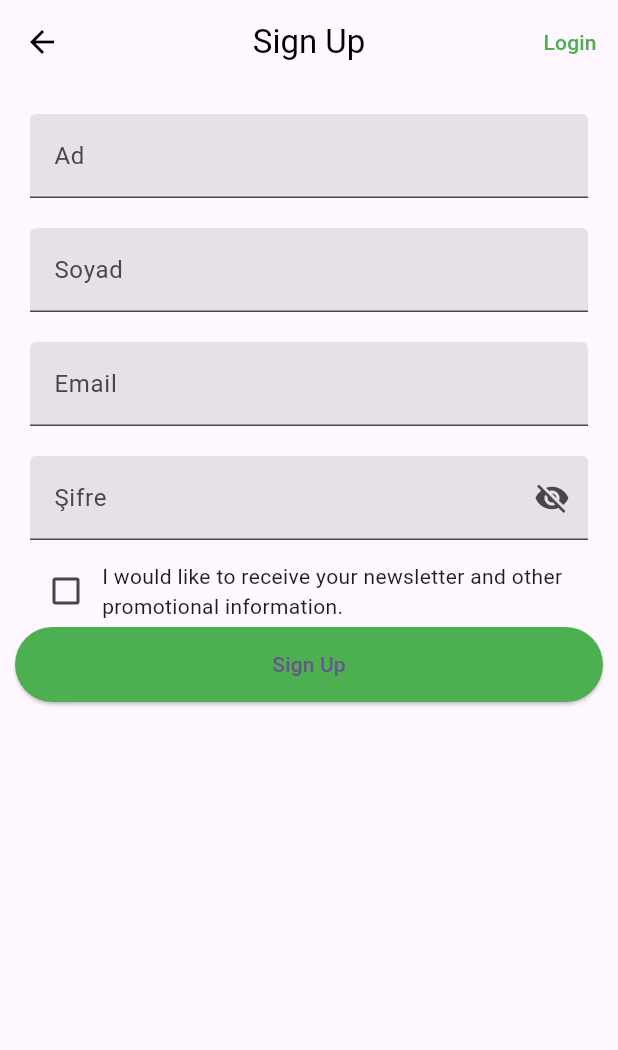
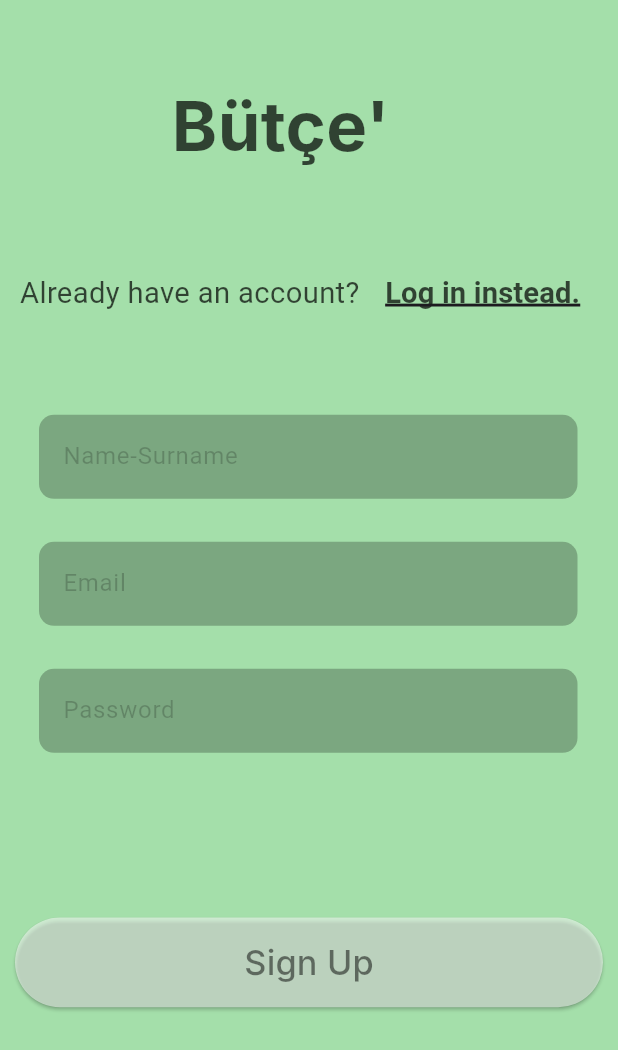
Before and after one commit to Keremovsky/F-34, a Flutter app: the SignUpScreen screen opened directly, on a phone screen of 412 x 824 dp. Shown: the top 1050 px of the screen. Run offline on Flutter 3.47's test engine with Material 2 defaults, Android fonts, the light colour scheme and no system bars; our stand-ins replace firebase_auth, firebase_core, flutter_riverpod, flutter_screenutil, google_sign_in; accounts and stored records are empty; Roboto replaces fonts that are missing (Inria Sans, Inter).

Commit message:
redesigned the sign up screen

```diff
--- a/lib/features/auth/screens/sign_up_screen.dart
+++ b/lib/features/auth/screens/sign_up_screen.dart
@@ -1,4 +1,6 @@
 import 'package:flutter/material.dart';
+import 'package:bootcamp_flutter/themes/palette.dart';
+import 'package:flutter_screenutil/flutter_screenutil.dart';
 
 class SignUpScreen extends StatefulWidget {
   const SignUpScreen({Key? key}) : super(key: key);
@@ -17,130 +19,157 @@ class _SignUpScreen extends State<SignUpScreen> {
   bool passwordVisible = false;
   bool ?value = false;
 
-
   @override
   Widget build(BuildContext context) {
+    ScreenUtil.init(context);
     return Scaffold(
-      appBar: AppBar(
-        backgroundColor: Colors.transparent,
-        bottomOpacity: 0.0,
-        elevation: 0.0,
-        scrolledUnderElevation: 0,
-        leading: IconButton(
-          icon: Icon(Icons.arrow_back, color: Colors.black),
-          onPressed: () => Navigator.of(context).pop(),
+      backgroundColor: Palette.background,
+      appBar: null,
+      body: Padding(
+        padding: const EdgeInsets.all(10),
+        child: SingleChildScrollView(
+          child: Column(
+            mainAxisAlignment: MainAxisAlignment.start,
+            crossAxisAlignment: CrossAxisAlignment.center,
+            children: [
+              SizedBox(
+                height: 35.h,
               ),
-        centerTitle: true,
-        title: const Text(
-            "Sign Up",
-            style: TextStyle(color: Colors.black)),
-        actions: [
+              Center(
+                child: Container(
+                  height:74.h,
+                  width: 160.w,
+                  child: Text(
+                      "Bütçe'm",
+                      style: TextStyle(color: Palette.titleText, fontFamily: 'Inter', fontSize: 40.sp, fontWeight: FontWeight.bold,)
+                  ),
+                ),
+              ),
+              SizedBox(
+                height: 26.h,
+              ),
+              Row(
+                mainAxisAlignment: MainAxisAlignment.center,
+                children: [
+                  Text(
+                      "Already have an account? ",
+                      style: TextStyle(color: Palette.titleText, fontFamily: 'Inria Sans', fontSize: 17.sp)
+                  ),
+
                   TextButton(
-            child: Text('Login', style: TextStyle(color: Colors.green)),
+                    child: Text('Log in instead.', style: TextStyle(color: Palette.titleText, fontFamily: 'Inria Sans', fontSize: 17.sp, decoration: TextDecoration.underline, decorationThickness: 2, fontWeight: FontWeight.bold,)),
                     onPressed: () {
                       // Login page
                     },
                   ),
                 ],
               ),
-      body: Padding(
-        padding: const EdgeInsets.all(10),
-        child: SingleChildScrollView(
-            child: Column(
-              mainAxisAlignment: MainAxisAlignment.start,
-              crossAxisAlignment: CrossAxisAlignment.start,
-              children: [
+              SizedBox(
+                height: 48.h,
+              ),
+
               Form(
                 key: _formKey,
                 child: Column(
                   children:<Widget>[
                     Padding(
-                        padding: const EdgeInsets.all(10),
+                      padding: const EdgeInsets.only(left:16, right:17, top:0, bottom:0),
                       child: TextFormField(
                         controller: nameController,
-                          textInputAction: TextInputAction.done,
-                          obscureText: true,
                         validator: (value) {
                           String? emptyValidation(String? value) {
                             if (value == null || value.isEmpty) {
-                                return 'Lütfen adınızı girin!';
+                              return 'Please enter your name!';
                             }
                             return null;
                           }
                         },
+                        autovalidateMode: AutovalidateMode.onUserInteraction,
                         decoration: InputDecoration(
-                            hintText: "ad",
-                            labelText: "Ad",
+                          hintText: "name-surname",
+                          labelText: "Name-Surname",
+                          border: InputBorder.none,
+                          labelStyle: TextStyle(
+                            color: Palette.textFieldText,
+                          ),
                           filled: true,
+                          fillColor: Palette.textFieldBackground,
+                          enabledBorder: OutlineInputBorder(
+                            borderSide:
+                            BorderSide(width: 0, color: Colors.transparent),
+                            borderRadius: BorderRadius.circular(10.0),
                           ),
                         ),
                       ),
+
+                    ),
+                    SizedBox(
+                      height: 24.h,
+                    ),
+
                     Padding(
-                        padding: const EdgeInsets.all(10),
+                      padding: const EdgeInsets.only(left:16, right:17, top:0, bottom:0),
                       child: TextFormField(
-                          controller: surnameController,
-                          textInputAction: TextInputAction.done,
-                          obscureText: true,
+                        controller: emailController,
                         validator: (value) {
-                            String? emptyValidation(String? value) {
+                          String? emailValidatorMethod(String? value) {
                             if (value == null || value.isEmpty) {
-                                return 'Lütfen soyadınızı girin!';
+                              return 'Please enter your e-mail!';
+                            }
+                            if (!RegExp("^[a-zA-Z0-9+_.-]+@[a-zA-Z0-9.-]+.[a-z]").hasMatch(value)) {
+                              return 'Please enter a valid email!';
                             }
                             return null;
                           }
                         },
+                        autovalidateMode: AutovalidateMode.onUserInteraction,
                         decoration: InputDecoration(
-                            hintText: "soyad",
-                            labelText: "Soyad",
+                          hintText: "email",
+                          labelText: "Email",
+                          border: InputBorder.none,
+                          labelStyle: TextStyle(
+                            color: Palette.textFieldText,
+                          ),
                           filled: true,
+                          fillColor: Palette.textFieldBackground,
+                          enabledBorder: OutlineInputBorder(
+                            borderSide:
+                            BorderSide(width: 0, color: Colors.transparent),
+                            borderRadius: BorderRadius.circular(10.0),
                           ),
                         ),
                       ),
+                    ),
+                    SizedBox(
+                      height: 24.h,
+                    ),
+
                     Padding(
-                        padding: const EdgeInsets.all(10),
+                      padding: const EdgeInsets.only(left:16, right:17, top:0, bottom:0),
                       child: TextFormField(
-                          controller: emailController,
-                          textInputAction: TextInputAction.done,
-                          obscureText: true,
+                        controller: passwordController,
                         validator: (value) {
-                            String? emailValidatorMethod(String? value) {
+                          String? emptyValidation(String? value) {
                             if (value == null || value.isEmpty) {
-                                return 'Lütfen emailinizi giriniz!';
+                              return 'Please enter password!';
                             }
-                              if (!RegExp("^[a-zA-Z0-9+_.-]+@[a-zA-Z0-9.-]+.[a-z]").hasMatch(value)) {
-                                return 'Geçerli bir email giriniz!';
+                            if (value.length < 8) {
+                              return 'Your password must be at least 8 characters!';
                             }
                             return null;
                           }
                         },
+                        autovalidateMode: AutovalidateMode.onUserInteraction,
                         decoration: InputDecoration(
-                            hintText: "email",
-                            labelText: "Email",
+                          hintText: "password",
+                          labelText: "Password",
+                          border: InputBorder.none,
+                          labelStyle: TextStyle(
+                            color: Palette.textFieldText,
+                          ),
                           filled: true,
-                          ),
-                        ),
-                      ),
-                      Padding(
-                        padding: const EdgeInsets.all(10),
-                        child: TextFormField(
-                          controller: passwordController,
-                          textInputAction: TextInputAction.done,
-                          obscureText: true,
-                          validator: (value) {
-                            String? emptyValidation(String? value) {
-                              if (value == null || value.isEmpty) {
-                                return 'Lütfen şifre girin!';
-                              }
-                              if (value.length < 8) {
-                                return 'Şifreniz en az 8 karakter olmalıdır!';
-                              }
-                              return null;
-                            }
-                          },
-                          decoration: InputDecoration(
-                            hintText: "şifre",
-                            labelText: "Şifre",
-                            suffixIcon: IconButton(
+                          fillColor: Palette.textFieldBackground,
+                          /*suffixIcon: IconButton(
                             icon: Icon(passwordVisible
                                 ? Icons.visibility
                                 : Icons.visibility_off),
@@ -151,44 +180,34 @@ class _SignUpScreen extends State<SignUpScreen> {
                                 },
                               );
                             },
-                            ),
-                            filled: true,
+                          ),*/
+                          enabledBorder: OutlineInputBorder(
+                            borderSide:
+                            BorderSide(width: 0, color: Colors.transparent), //<-- SEE HER
+                            borderRadius: BorderRadius.circular(10.0),
                           ),
                         ),
                       ),
-                      Row(
-                        children: <Widget>[
-                          SizedBox(width: 10,),
-                          Checkbox(
-                            checkColor: Colors.greenAccent,
-                            activeColor: Colors.white,
-                            value: this.value,
-                            onChanged: (bool? value) {
-                              setState(() {
-                                this.value = value;
-                              });
-                            },
-                          ),
-                          Flexible(
-                            child: Text("I would like to receive your newsletter and other promotional information."),
-                          )
-
-                        ],
                     ),
                     SizedBox(
-                        height: 50,
-                        width: MediaQuery.of(context).size.height,
+                      height: 92.h,
+                    ),
+
+                    SizedBox(
+                      height: 50.h,
+                      width: MediaQuery.of(context).size.height.w,
                       child: ElevatedButton(
                         onPressed: () async {
                           // Home page
                         },
-                          child: Text("Sign Up"),
                         style: ElevatedButton.styleFrom(
-                            backgroundColor: Colors.green,
+                          backgroundColor: Palette.buttonBackground,
                           shape: RoundedRectangleBorder(
                             borderRadius: BorderRadius.circular(30.0),
                           ),
                         ),
+                        child: Text("Sign Up", style: TextStyle(color: Palette.buttonText, fontFamily: 'Inter', fontSize: 20.sp),),
+
                       ),
                     ),
                   ],
--- a/lib/main.dart
+++ b/lib/main.dart
@@ -4,9 +4,11 @@ import 'package:flutter_riverpod/flutter_riverpod.dart';
 import 'firebase_options.dart';
 import 'features/home/home_page.dart';
 import 'features/auth/screens/sign_up_screen.dart';
+import 'package:flutter_screenutil/flutter_screenutil.dart';
 
 void main() async {
   WidgetsFlutterBinding.ensureInitialized();
+  await ScreenUtil.ensureScreenSize();
   await Firebase.initializeApp(
     options: DefaultFirebaseOptions.currentPlatform,
   );
--- a/lib/themes/palette.dart
+++ b/lib/themes/palette.dart
@@ -0,0 +1,12 @@
+import 'dart:ui';
+
+class Palette {
+  static final background = Color(0xff9ADBA1).withOpacity(0.9);
+  static final titleText = Color(0xff000000).withOpacity(0.7);
+  // text field part
+  static final textFieldText = Color(0xff000000).withOpacity(0.2);
+  static final textFieldBackground = Color(0xff000000).withOpacity(0.25);
+  // button part
+  static final buttonText = Color(0xff000000).withOpacity(0.5);
+  static final buttonBackground = Color(0x7EFFFFFF).withOpacity(0.5);
+}
--- a/pubspec.yaml
+++ b/pubspec.yaml
@@ -40,7 +40,7 @@ dependencies:
   cloud_firestore: ^4.8.0
   firebase_auth: ^4.6.2
   google_sign_in: ^6.1.4
-
+  flutter_screenutil: ^5.8.4
 dev_dependencies:
   flutter_test:
     sdk: flutter
```
Also changed, not shown: pubspec.lock, 1 other file. Lines whose indentation alone changed are shown as unchanged.
